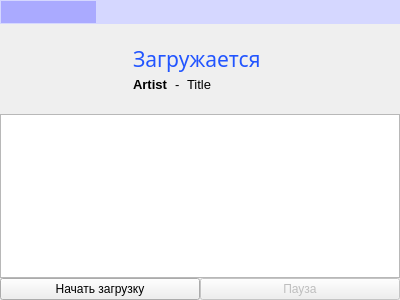
Above: resourses/loadform.ui from sashgorokhov-heaven/python-vkontakte-music-gui-old before the change. Below: the same form after it.
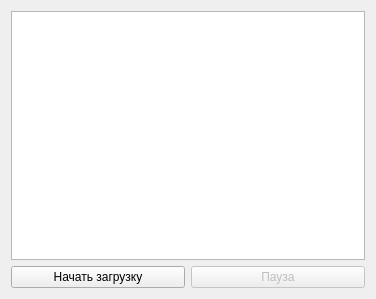
That is the form after the change. Icons and pictures are not drawn.

Patch:
```diff
--- a/resourses/loadform.ui
+++ b/resourses/loadform.ui
@@ -6,8 +6,8 @@
    <rect>
     <x>0</x>
     <y>0</y>
-    <width>400</width>
-    <height>300</height>
+    <width>376</width>
+    <height>299</height>
    </rect>
   </property>
   <property name="windowTitle">
@@ -18,245 +18,6 @@
     <normaloff>:/icons/Icons/windowicon.ico</normaloff>:/icons/Icons/windowicon.ico</iconset>
   </property>
   <layout class="QVBoxLayout" name="verticalLayout">
-   <property name="spacing">
-    <number>0</number>
-   </property>
-   <property name="margin">
-    <number>0</number>
-   </property>
-   <item>
-    <widget class="QProgressBar" name="downloadPBar">
-     <property name="styleSheet">
-      <string notr="true">QProgressBar {
-padding: 1px;
-border-color: rgb(36, 36, 36);
-background: rgb(213, 215, 255);
-}
-QProgressBar::chunk {
-background: rgb(170, 170, 255)
-}</string>
-     </property>
-     <property name="value">
-      <number>24</number>
-     </property>
-     <property name="textVisible">
-      <bool>false</bool>
-     </property>
-    </widget>
-   </item>
-   <item>
-    <layout class="QHBoxLayout" name="horizontalLayout">
-     <property name="leftMargin">
-      <number>20</number>
-     </property>
-     <property name="topMargin">
-      <number>0</number>
-     </property>
-     <property name="rightMargin">
-      <number>20</number>
-     </property>
-     <item>
-      <spacer name="horizontalSpacer_3">
-       <property name="orientation">
-        <enum>Qt::Horizontal</enum>
-       </property>
-       <property name="sizeHint" stdset="0">
-        <size>
-         <width>40</width>
-         <height>20</height>
-        </size>
-       </property>
-      </spacer>
-     </item>
-     <item>
-      <layout class="QVBoxLayout" name="verticalLayout_2">
-       <property name="rightMargin">
-        <number>0</number>
-       </property>
-       <item>
-        <spacer name="verticalSpacer_2">
-         <property name="orientation">
-          <enum>Qt::Vertical</enum>
-         </property>
-         <property name="sizeHint" stdset="0">
-          <size>
-           <width>20</width>
-           <height>20</height>
-          </size>
-         </property>
-        </spacer>
-       </item>
-       <item>
-        <widget class="QLabel" name="statusLabel">
-         <property name="palette">
-          <palette>
-           <active>
-            <colorrole role="WindowText">
-             <brush brushstyle="SolidPattern">
-              <color alpha="255">
-               <red>34</red>
-               <green>85</green>
-               <blue>255</blue>
-              </color>
-             </brush>
-            </colorrole>
-           </active>
-           <inactive>
-            <colorrole role="WindowText">
-             <brush brushstyle="SolidPattern">
-              <color alpha="255">
-               <red>34</red>
-               <green>85</green>
-               <blue>255</blue>
-              </color>
-             </brush>
-            </colorrole>
-           </inactive>
-           <disabled>
-            <colorrole role="WindowText">
-             <brush brushstyle="SolidPattern">
-              <color alpha="255">
-               <red>120</red>
-               <green>120</green>
-               <blue>120</blue>
-              </color>
-             </brush>
-            </colorrole>
-           </disabled>
-          </palette>
-         </property>
-         <property name="font">
-          <font>
-           <family>Segoe UI Semibold</family>
-           <pointsize>16</pointsize>
-           <weight>50</weight>
-           <bold>false</bold>
-          </font>
-         </property>
-         <property name="text">
-          <string>Загружается</string>
-         </property>
-        </widget>
-       </item>
-       <item>
-        <layout class="QHBoxLayout" name="horizontalLayout_2">
-         <item>
-          <widget class="QLabel" name="artistLabel">
-           <property name="font">
-            <font>
-             <family>Segoe UI</family>
-             <pointsize>10</pointsize>
-             <weight>75</weight>
-             <bold>true</bold>
-            </font>
-           </property>
-           <property name="frameShape">
-            <enum>QFrame::NoFrame</enum>
-           </property>
-           <property name="text">
-            <string>Artist</string>
-           </property>
-           <property name="wordWrap">
-            <bool>false</bool>
-           </property>
-          </widget>
-         </item>
-         <item>
-          <widget class="QLabel" name="sepLabel">
-           <property name="font">
-            <font>
-             <family>Segoe UI</family>
-             <pointsize>10</pointsize>
-            </font>
-           </property>
-           <property name="text">
-            <string>  -  </string>
-           </property>
-          </widget>
-         </item>
-         <item>
-          <widget class="QLabel" name="titleLabel">
-           <property name="font">
-            <font>
-             <family>Segoe UI</family>
-             <pointsize>10</pointsize>
-            </font>
-           </property>
-           <property name="text">
-            <string>Title</string>
-           </property>
-           <property name="wordWrap">
-            <bool>true</bool>
-           </property>
-          </widget>
-         </item>
-         <item>
-          <spacer name="horizontalSpacer_2">
-           <property name="orientation">
-            <enum>Qt::Horizontal</enum>
-           </property>
-           <property name="sizeHint" stdset="0">
-            <size>
-             <width>40</width>
-             <height>20</height>
-            </size>
-           </property>
-          </spacer>
-         </item>
-        </layout>
-       </item>
-       <item>
-        <spacer name="verticalSpacer">
-         <property name="orientation">
-          <enum>Qt::Vertical</enum>
-         </property>
-         <property name="sizeHint" stdset="0">
-          <size>
-           <width>20</width>
-           <height>20</height>
-          </size>
-         </property>
-        </spacer>
-       </item>
-      </layout>
-     </item>
-     <item>
-      <widget class="QLabel" name="label">
-       <property name="maximumSize">
-        <size>
-         <width>66</width>
-         <height>66</height>
-        </size>
-       </property>
-       <property name="text">
-        <string/>
-       </property>
-       <property name="pixmap">
-        <pixmap resource="resourses.qrc">:/icons/Icons/windowicon.ico</pixmap>
-       </property>
-       <property name="scaledContents">
-        <bool>true</bool>
-       </property>
-       <property name="alignment">
-        <set>Qt::AlignRight|Qt::AlignTrailing|Qt::AlignVCenter</set>
-       </property>
-      </widget>
-     </item>
-     <item>
-      <spacer name="horizontalSpacer">
-       <property name="orientation">
-        <enum>Qt::Horizontal</enum>
-       </property>
-       <property name="sizeHint" stdset="0">
-        <size>
-         <width>40</width>
-         <height>20</height>
-        </size>
-       </property>
-      </spacer>
-     </item>
-    </layout>
-   </item>
    <item>
     <widget class="QListWidget" name="downloadListWidget">
      <property name="editTriggers">
@@ -265,12 +26,21 @@
      <property name="showDropIndicator" stdset="0">
       <bool>false</bool>
      </property>
+     <property name="alternatingRowColors">
+      <bool>false</bool>
+     </property>
      <property name="selectionMode">
       <enum>QAbstractItemView::SingleSelection</enum>
      </property>
      <property name="selectionBehavior">
       <enum>QAbstractItemView::SelectItems</enum>
      </property>
+     <property name="verticalScrollMode">
+      <enum>QAbstractItemView::ScrollPerPixel</enum>
+     </property>
+     <property name="spacing">
+      <number>0</number>
+     </property>
     </widget>
    </item>
    <item>
```
